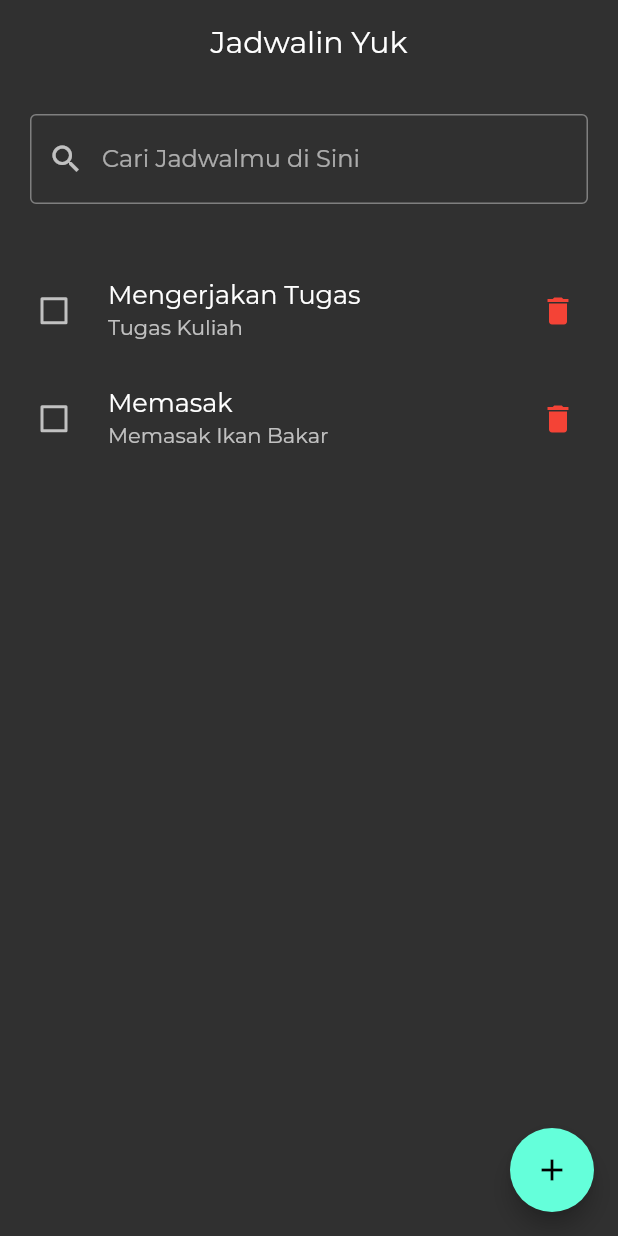
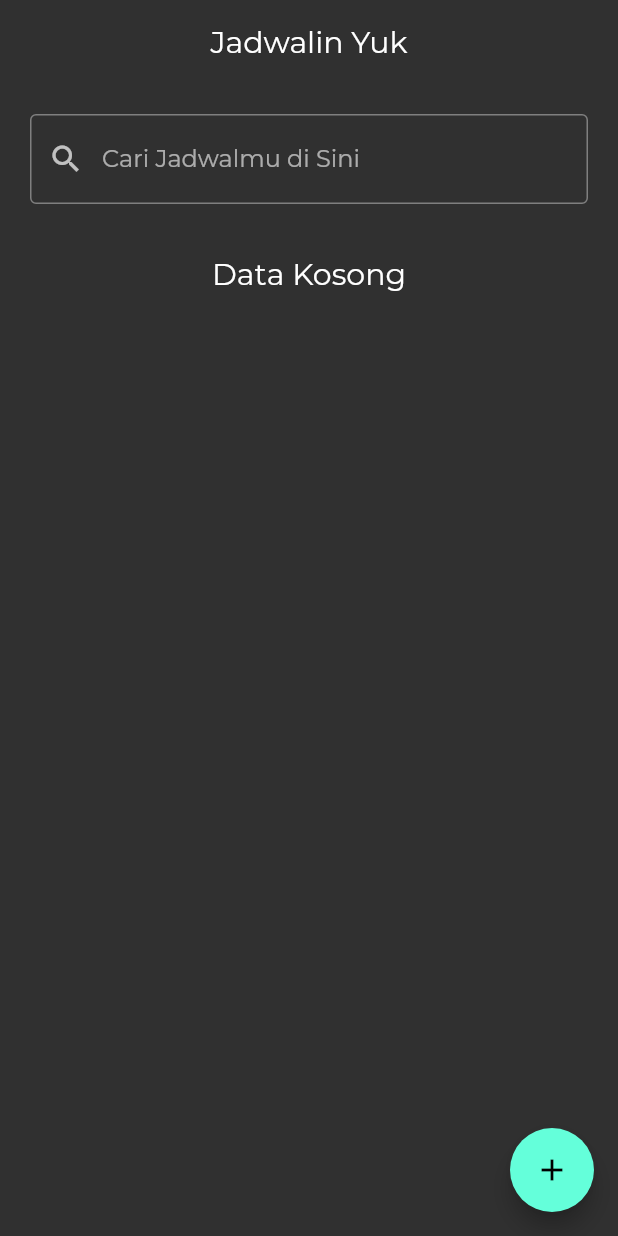
Before and after one commit to Achmadky04/ToDoApp, a Flutter app: the screen it shows after launch, on a phone screen of 412 x 824 dp. Run offline on Flutter 3.47's test engine with Material 2 defaults, Android fonts, the phone set to English and light mode, and no system bars.

Commit message:
Deleting Hardcode Todo & remove debug mode banner

```diff
--- a/lib/main.dart
+++ b/lib/main.dart
@@ -13,6 +13,7 @@ class MyApp extends StatelessWidget {
   @override
   Widget build(BuildContext context) {
     return MaterialApp(
+      debugShowCheckedModeBanner: false,
       theme: ThemeData(brightness: Brightness.dark,
       fontFamily: "Montserrat"),
       routes: {
--- a/lib/models/todo.dart
+++ b/lib/models/todo.dart
@@ -10,6 +10,6 @@ class Todo {
 }
 
 List<Todo> dataTodo = [
-  Todo(id: DateTime.now().toString(), title: "Mengerjakan Tugas", desc: "Tugas Kuliah"),
-  Todo(id: DateTime.now().toString(), title: "Memasak", desc: "Memasak Ikan Bakar"),
+  // Todo(id: DateTime.now().toString(), title: "Mengerjakan Tugas", desc: "Tugas Kuliah"),
+  // Todo(id: DateTime.now().toString(), title: "Memasak", desc: "Memasak Ikan Bakar"),
 ];
```
Also changed, not shown: 1 other file.
